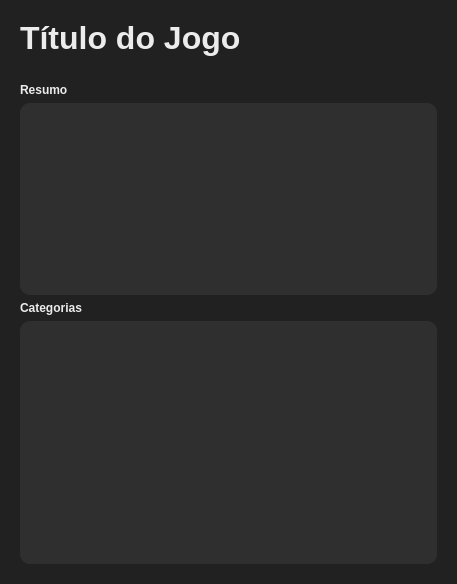
Old version of the form view/ui/descricao.ui in the repository Samuelz38/sistema-recomendacao.
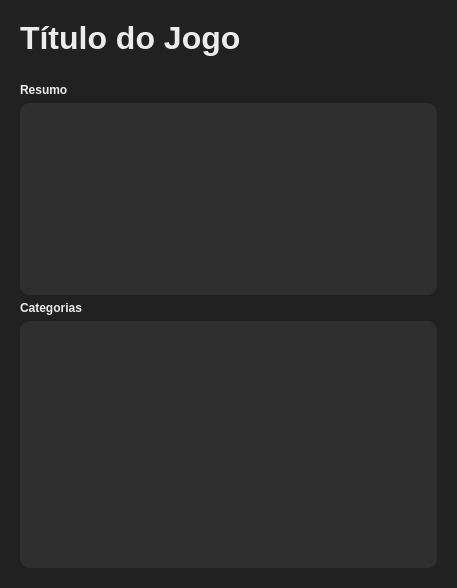
New version of the form. Icons and pictures are not drawn.

```diff
--- a/view/ui/descricao.ui
+++ b/view/ui/descricao.ui
@@ -7,7 +7,7 @@
     <x>0</x>
     <y>0</y>
     <width>457</width>
-    <height>584</height>
+    <height>588</height>
    </rect>
   </property>
   <property name="windowTitle">
```
